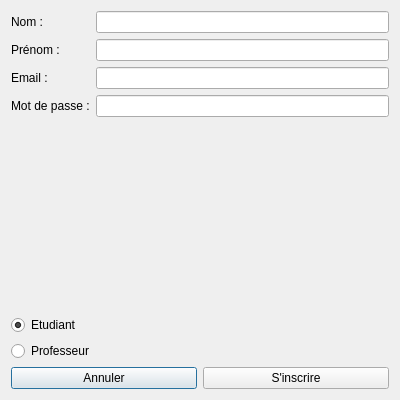
Qt form GestionCoursApp/signupdialog.ui (Yes-sir404/AppGestionCours) before a commit.
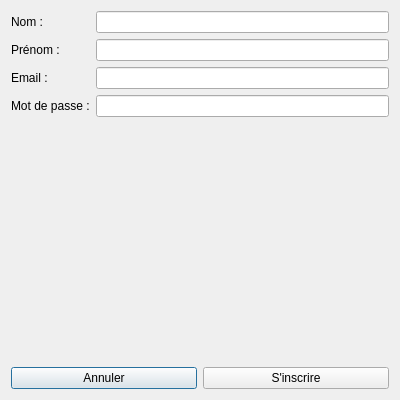
The same form after that commit.

```diff
--- a/GestionCoursApp/signupdialog.ui
+++ b/GestionCoursApp/signupdialog.ui
@@ -58,23 +58,7 @@
      </item>
     </layout>
    </item>
-   <item>
-    <widget class="QRadioButton" name="radioEtudiant">
-     <property name="text">
-      <string>Etudiant</string>
-     </property>
-     <property name="checked">
-      <bool>true</bool>
-     </property>
-    </widget>
-   </item>
-   <item>
-    <widget class="QRadioButton" name="radioProf">
-     <property name="text">
-      <string>Professeur</string>
-     </property>
-    </widget>
-   </item>
+   <!-- Radio buttons removed for auto-detection -->
    <item>
     <layout class="QHBoxLayout" name="horizontalLayout">
      <item>
```
